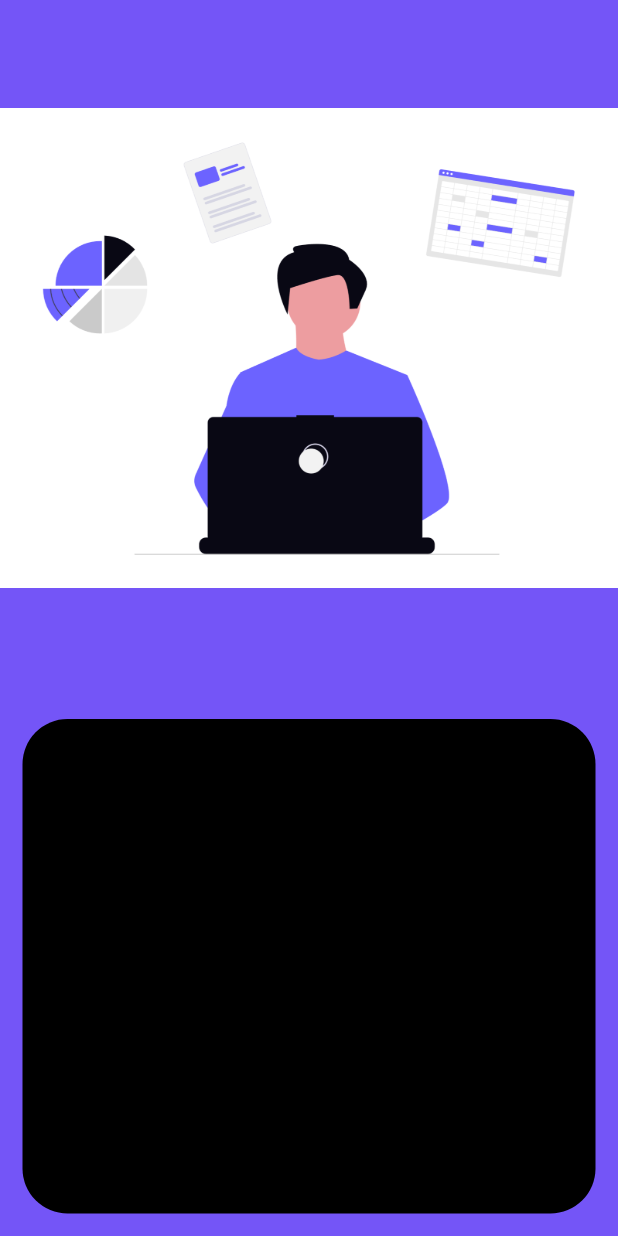
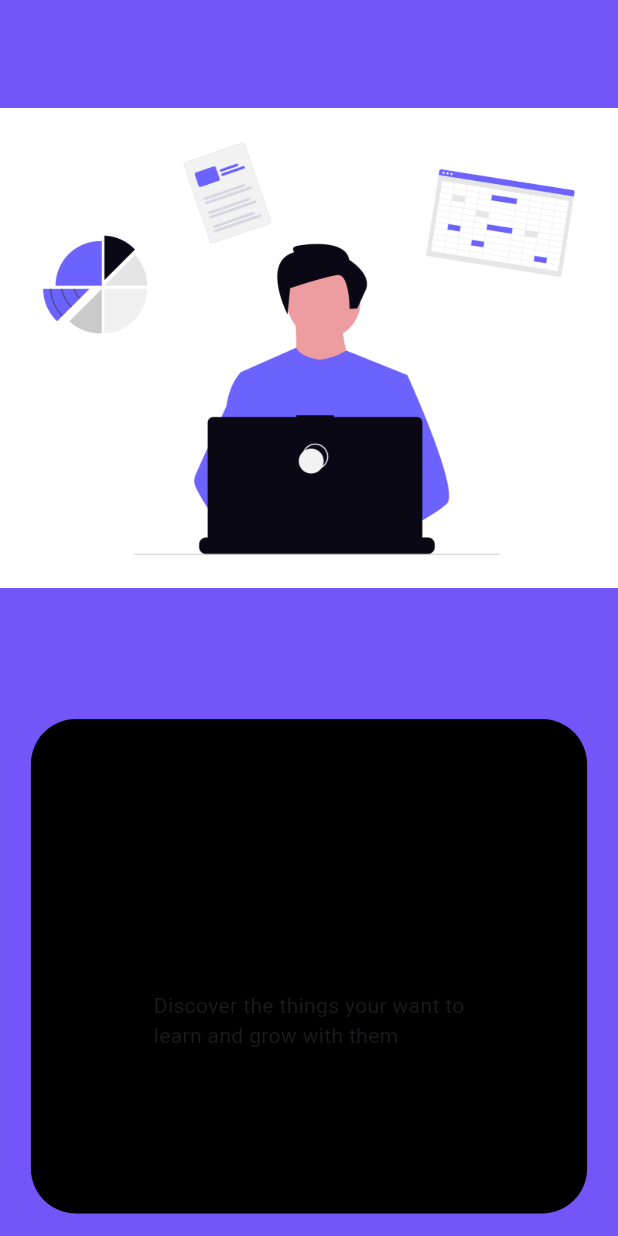
Before and after one commit to rifathosenofficial2023/e_learning_ui, a Flutter app: the screen it shows after launch, on a phone screen of 412 x 824 dp. Run offline on Flutter 3.47's test engine with Material 3 defaults, Android fonts, the phone set to English and light mode, and no system bars.

Commit message:
text style added

```diff
--- a/lib/views/OnboardingScreen/onboarding_screen.dart
+++ b/lib/views/OnboardingScreen/onboarding_screen.dart
@@ -27,13 +27,31 @@ class _OnboardingScreenState extends State<OnboardingScreen> {
             const SizedBox(),
             Image.asset('assets/images/onboarding.png'),
             Container(
+              width: size.width * .9,
               height: size.height * .4,
               margin: const EdgeInsets.all(15),
               decoration: BoxDecoration(
                 color: Colors.black,
                 borderRadius: BorderRadius.circular(30)
+              ),
+              child: Column(
+                mainAxisAlignment: MainAxisAlignment.center,
+                crossAxisAlignment: CrossAxisAlignment.center,
+                children: [
+                  Text('Discover your next skill\nLearn anything you want!',
+                  textAlign: TextAlign.center,
+                  style: TextStyle(
+                    color: Colors.black.withValues(alpha: .8),
+                    fontWeight: FontWeight.bold,
+                    fontSize: 25,
+                  ),
+                  ),
+                  Text('Discover the things your want to\nlearn and grow with them',
+                  style: TextStyle(
 
-
+                  ),
+                  )
+                ],
               ),
             )
           ],
```
